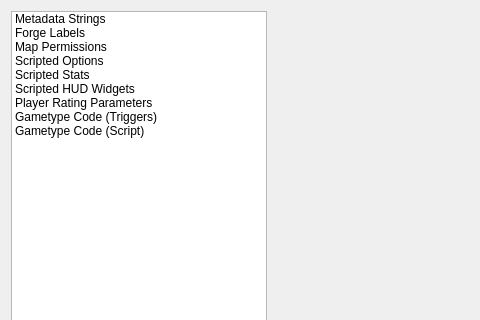
Old version of the form native/src/ReachVariantTool/ui/script_editor.ui in the repository DavidJCobb/ReachVariantEditor; both pictures show x 0 to 480 and y 0 to 320 of the 1011 by 662 pixel window.
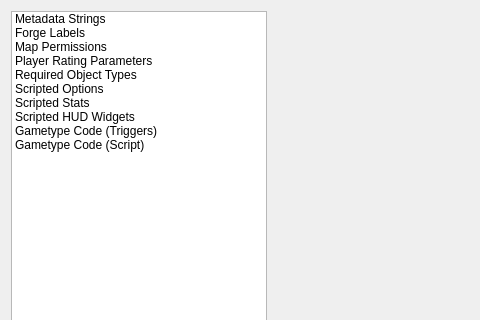
New version of the form. The open tabs and pages were chosen to show the change. Custom widgets are drawn as their Qt base class.

Diff of the .ui file:
```diff
--- a/native/src/ReachVariantTool/ui/script_editor.ui
+++ b/native/src/ReachVariantTool/ui/script_editor.ui
@@ -40,6 +40,19 @@
        <set>ItemIsSelectable|ItemIsEnabled</set>
       </property>
      </item>
+     <item>
+      <property name="text">
+       <string>Player Rating Parameters</string>
+      </property>
+      <property name="flags">
+       <set>ItemIsSelectable|ItemIsEnabled</set>
+      </property>
+     </item>
+     <item>
+      <property name="text">
+       <string>Required Object Types</string>
+      </property>
+     </item>
      <item>
       <property name="text">
        <string>Scripted Options</string>
@@ -64,14 +77,6 @@
        <set>ItemIsSelectable|ItemIsEnabled</set>
       </property>
      </item>
-     <item>
-      <property name="text">
-       <string>Player Rating Parameters</string>
-      </property>
-      <property name="flags">
-       <set>ItemIsSelectable|ItemIsEnabled</set>
-      </property>
-     </item>
      <item>
       <property name="text">
        <string>Gametype Code (Triggers)</string>
@@ -325,6 +330,14 @@
    </item>
   </layout>
  </widget>
+ <customwidgets>
+  <customwidget>
+   <class>ScriptEditorPageForgeLabels</class>
+   <extends>QWidget</extends>
+   <header>script_editor/page_forge_labels.h</header>
+   <container>1</container>
+  </customwidget>
+ </customwidgets>
  <resources/>
  <connections/>
 </ui>
```
Left out of the diff: 41 changed lines with no effect on the pictures.
